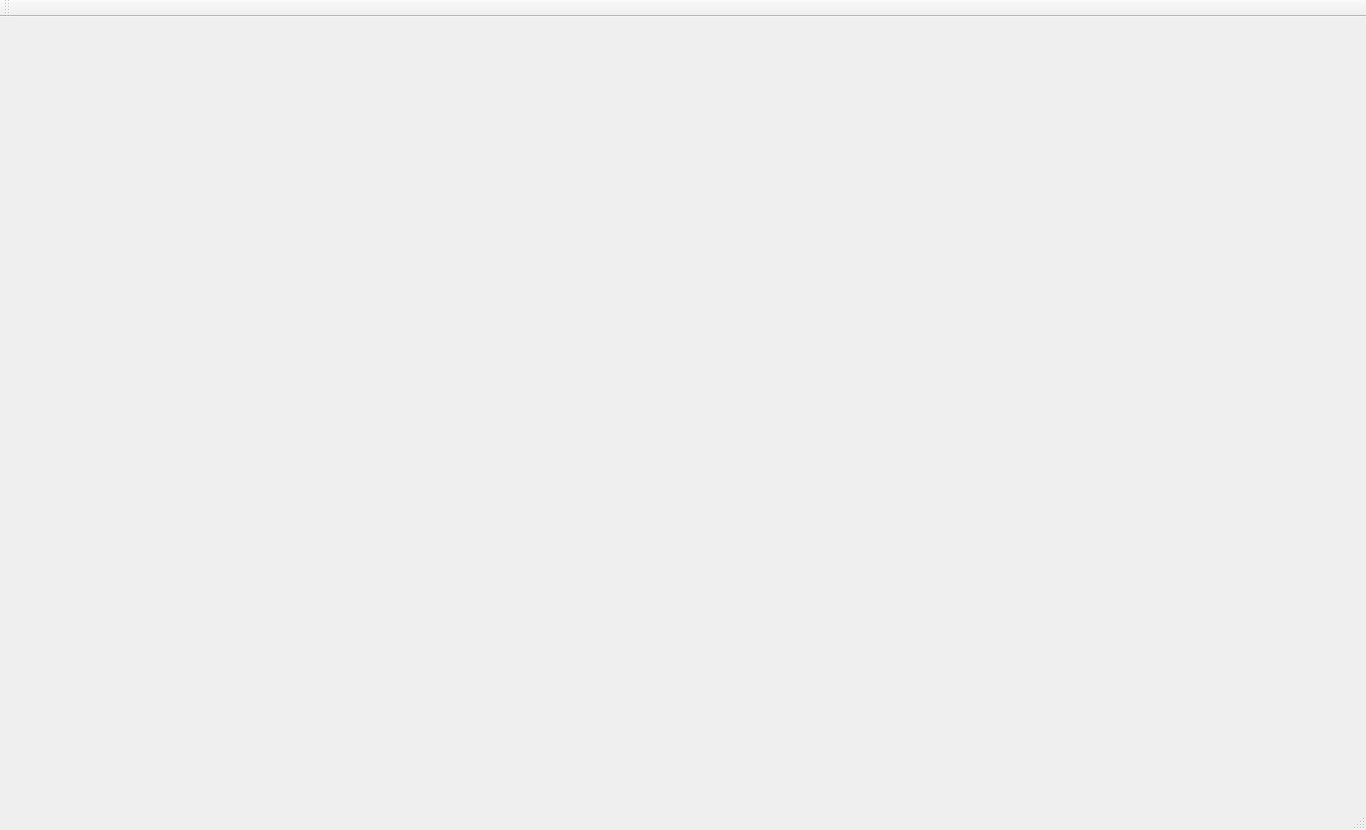
Carlos-D-09/lerma, file mainwindow.ui: the form before one commit.
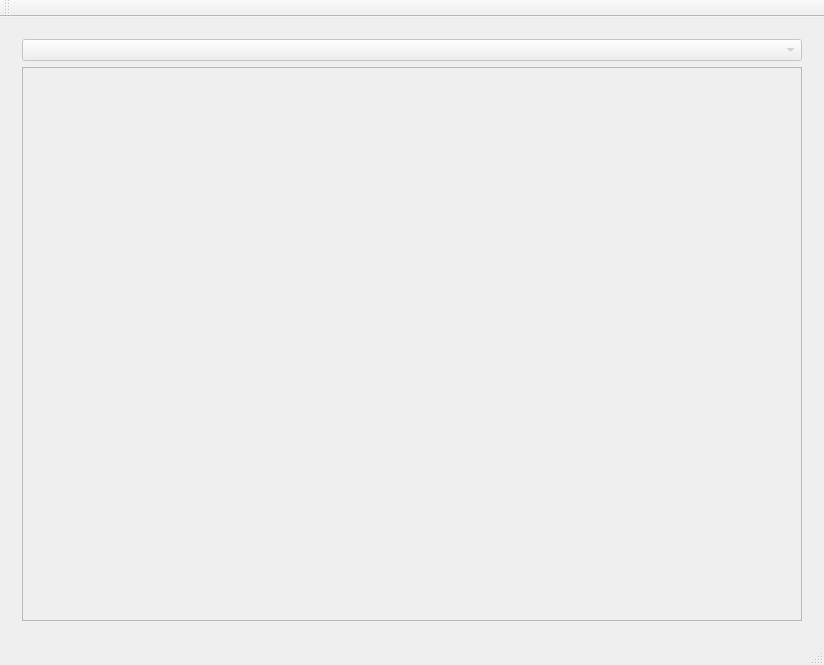
The form after the commit. The open tabs and pages were chosen to show the change.

Commit message: Logre crear el widget para mostrar la informarcion de un producto, implemente el comboBox y scrollArea, falta perfeccionarlos

Patch:
```diff
--- a/mainwindow.ui
+++ b/mainwindow.ui
@@ -6,8 +6,8 @@
    <rect>
     <x>0</x>
     <y>0</y>
-    <width>1366</width>
-    <height>830</height>
+    <width>824</width>
+    <height>665</height>
    </rect>
   </property>
   <property name="windowTitle">
@@ -142,7 +142,35 @@
         </item>
        </layout>
       </widget>
-      <widget class="QWidget" name="page_2"/>
+      <widget class="QWidget" name="page_2">
+       <layout class="QGridLayout" name="gridLayout_5">
+        <item row="1" column="0">
+         <widget class="QScrollArea" name="scrollArea">
+          <property name="widgetResizable">
+           <bool>true</bool>
+          </property>
+          <widget class="QWidget" name="scrollAreaWidgetContents_2">
+           <property name="geometry">
+            <rect>
+             <x>0</x>
+             <y>0</y>
+             <width>786</width>
+             <height>548</height>
+            </rect>
+           </property>
+           <layout class="QGridLayout" name="gridLayout_6"/>
+          </widget>
+         </widget>
+        </item>
+        <item row="0" column="0">
+         <widget class="QComboBox" name="categories">
+          <property name="enabled">
+           <bool>false</bool>
+          </property>
+         </widget>
+        </item>
+       </layout>
+      </widget>
      </widget>
     </item>
    </layout>
```
Left out of the diff: 2 changed lines with no effect on the pictures. The commit also changes 62 other files.
